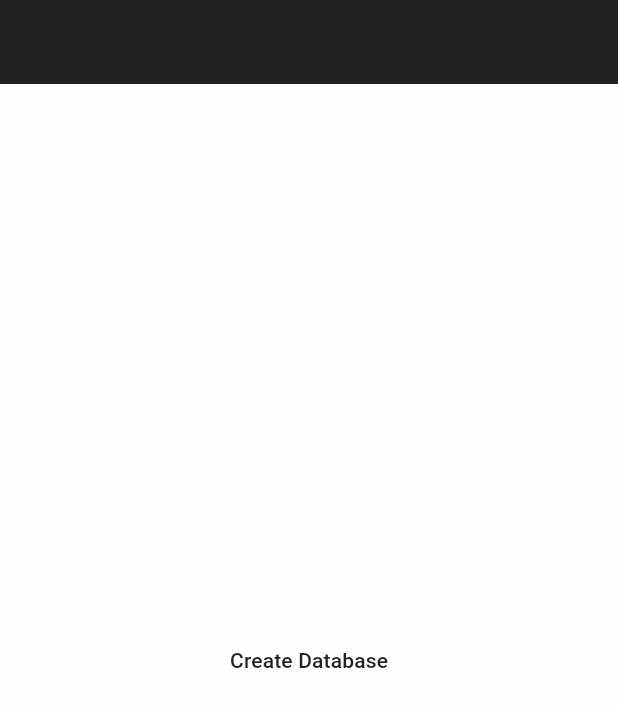
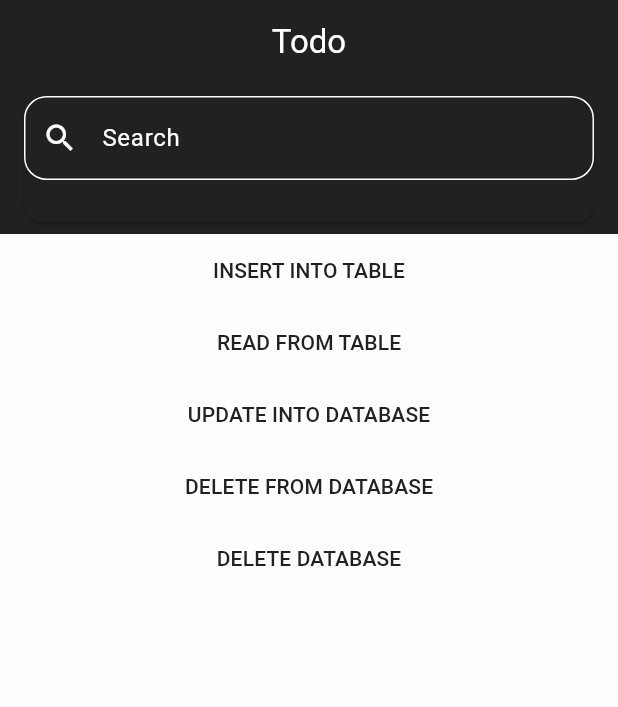
Before and after one commit to devhasanalhamed/todo, a Flutter app: the screen it shows after launch, on a phone screen of 412 x 824 dp. Shown: the top 707 px of the screen. Run offline on Flutter 3.47's test engine with Material 2 defaults, Android fonts, the phone set to English and light mode, and no system bars; our stand-ins replace flutter_bloc, sqflite; accounts and stored records are empty.

Commit message:
Update project_screen.dart

```diff
--- a/lib/project_screen.dart
+++ b/lib/project_screen.dart
@@ -2,6 +2,7 @@ import 'package:flutter/material.dart';
 import 'package:flutter_bloc/flutter_bloc.dart';
 import 'package:todo/cubit/project_cubit.dart';
 import 'package:todo/cubit/project_state.dart';
+import 'package:todo/presentation/widgets/search_card.dart';
 
 class ProjectScreen extends StatelessWidget {
   const ProjectScreen({Key? key}) : super(key: key);
@@ -13,13 +14,50 @@ class ProjectScreen extends StatelessWidget {
         builder: (context, state) {
           var cubit = ProjectCubit.get(context);
           return Scaffold(
-              appBar: AppBar(),
-              body: Center(
-                child: TextButton(
-                  onPressed: () => cubit.createDatabase(),
-                  child: const Text('Create Database'),
-                ),
-              ));
+            appBar: AppBar(
+              title: const Text('Todo'),
+            ),
+            body: Center(
+              child: Column(
+                mainAxisAlignment: MainAxisAlignment.start,
+                children: [
+                  const SearchCard(),
+                  TextButton(
+                    onPressed: () => cubit.insertToDatabase(
+                      title: 'You Are Awesome',
+                      description: 'with patience every dream comes true',
+                      date: '11/11',
+                      time: '11:11',
+                    ),
+                    child: const Text('INSERT INTO TABLE'),
+                  ),
+                  TextButton(
+                    onPressed: () => cubit.readFromDatabase(),
+                    child: const Text('READ FROM TABLE'),
+                  ),
+                  TextButton(
+                    onPressed: () => cubit.updateIntoDatabase(
+                      id: 1,
+                      title: 'You Are On Fire 🔥',
+                      description:
+                          'You proved that success is a matter of time',
+                      date: '11-11-2023',
+                      time: '11:11',
+                    ),
+                    child: const Text('UPDATE INTO DATABASE'),
+                  ),
+                  TextButton(
+                    onPressed: () => cubit.deleteFromDatabase(id: 1),
+                    child: const Text('DELETE FROM DATABASE'),
+                  ),
+                  TextButton(
+                    onPressed: () => cubit.deleteDB(),
+                    child: const Text('DELETE DATABASE'),
+                  ),
+                ],
+              ),
+            ),
+          );
         });
   }
 }
```
